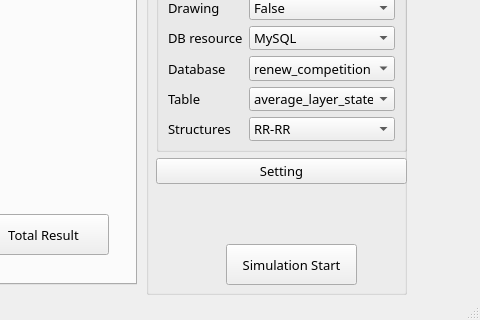
Before: the Qt Designer form revisedmainwindow.ui in leighsix/CompetitionPycharm, drawn with Qt 5; both pictures show x 804 to 1284 and y 506 to 826 of the 1284 by 826 pixel window.
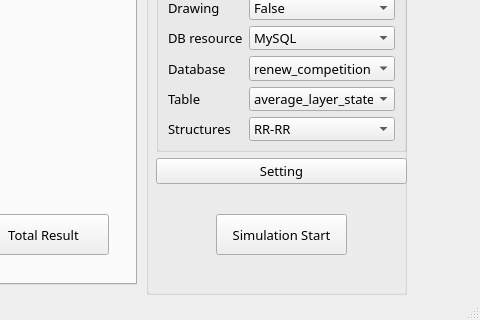
After: the same form once the commit is applied. Icons and pictures are not drawn.

The edit to the form file:
```diff
--- a/revisedmainwindow.ui
+++ b/revisedmainwindow.ui
@@ -2206,8 +2206,8 @@
     <widget class="QPushButton" name="Simulation_Start">
      <property name="geometry">
       <rect>
-       <x>80</x>
-       <y>740</y>
+       <x>70</x>
+       <y>710</y>
        <width>131</width>
        <height>41</height>
       </rect>
```
